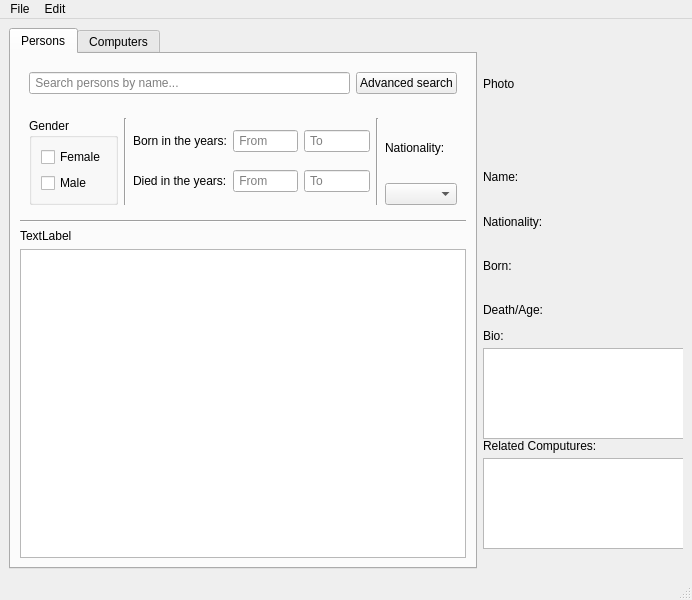
This is mainwindow.ui in annakrih/T113VLN1-3 as Qt 5 draws it before an edit. The edited form follows.
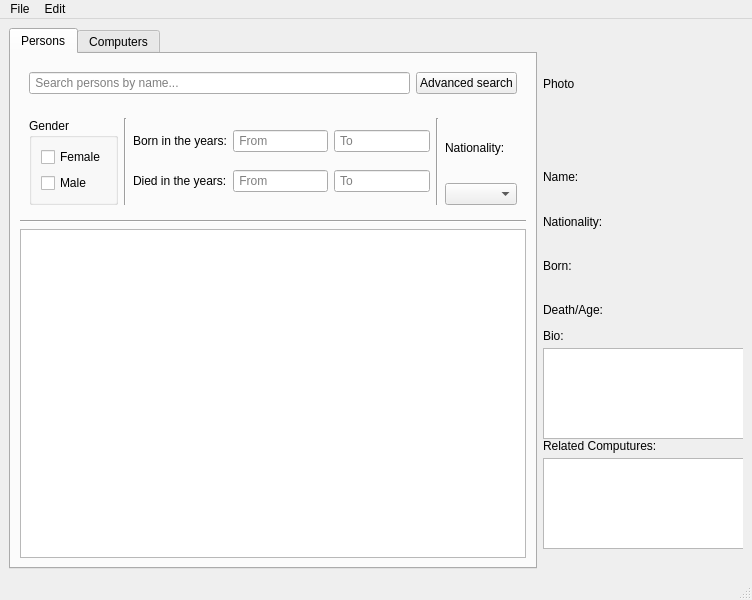
This is the edited form.

Commit message: adv. search f. Person tilbúið

Patch:
```diff
--- a/mainwindow.ui
+++ b/mainwindow.ui
@@ -6,7 +6,7 @@
    <rect>
     <x>0</x>
     <y>0</y>
-    <width>692</width>
+    <width>752</width>
     <height>600</height>
    </rect>
   </property>
@@ -206,13 +206,6 @@
             </property>
            </widget>
           </item>
-          <item>
-           <widget class="QLabel" name="label">
-            <property name="text">
-             <string>TextLabel</string>
-            </property>
-           </widget>
-          </item>
           <item>
            <widget class="QTableView" name="table_Person">
             <property name="sizePolicy">
@@ -406,7 +399,7 @@
     <rect>
      <x>0</x>
      <y>0</y>
-     <width>692</width>
+     <width>752</width>
      <height>22</height>
     </rect>
    </property>
```
The commit also changes 2 other files.
